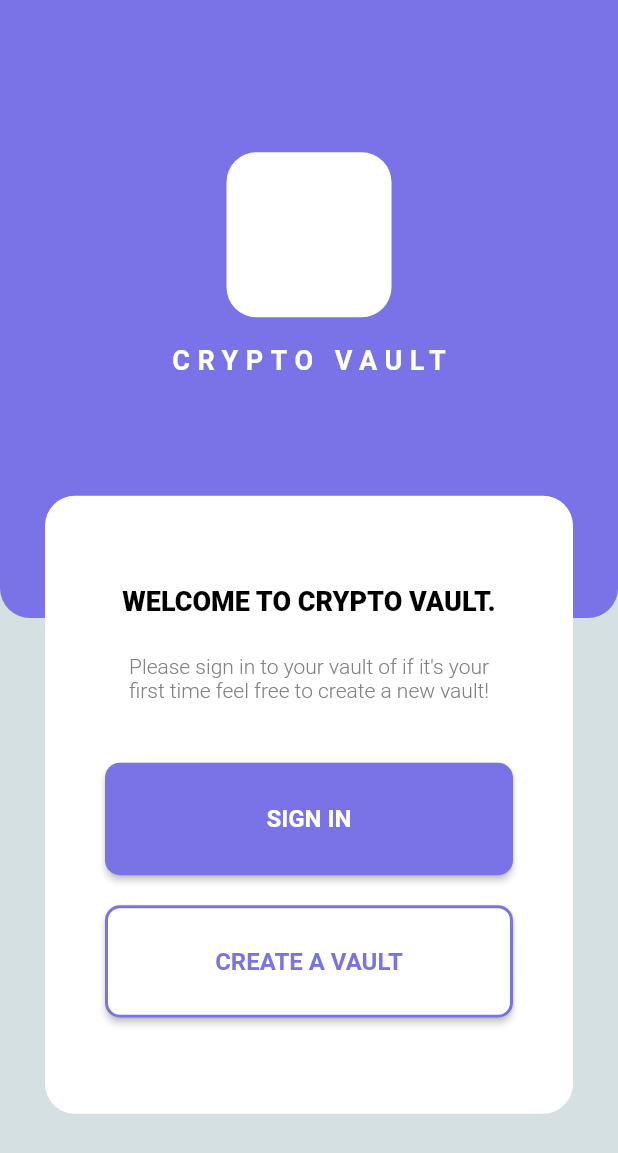
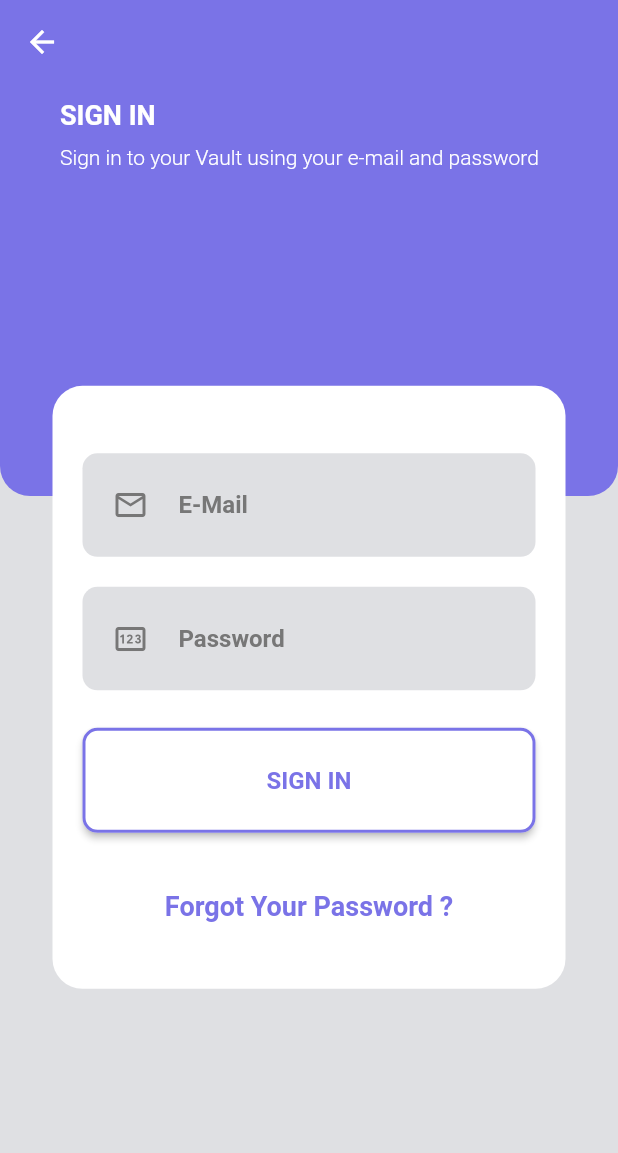
Before and after one commit to KutayYASAR/crypto_vault, a Flutter app: the screen it shows after launch, after a tap on "SIGN IN", on a phone screen of 412 x 824 dp. Shown: the top 1153 px of the screen. Run offline on Flutter 3.47's test engine with Material 2 defaults, Android fonts, the light colour scheme and no system bars.

Commit message:
first itteration of sign in screen

```diff
--- /dev/null
+++ b/lib/Screens/signin_screen.dart
@@ -0,0 +1,136 @@
+// ignore_for_file: prefer_const_constructors, prefer_const_literals_to_create_immutables
+
+import 'package:crypto_vault/constants.dart';
+import 'package:flutter/material.dart';
+
+class SignInScreen extends StatelessWidget {
+  const SignInScreen({Key? key}) : super(key: key);
+
+  @override
+  Widget build(BuildContext context) {
+    Size size = MediaQuery.of(context).size;
+    return Scaffold(
+      appBar: AppBar(
+
+        backgroundColor: kPrimaryColor,
+        elevation: 0.0,
+      ),
+      body: Container(
+        height: size.height,
+        width: double.infinity,
+        child: Stack(
+          alignment: Alignment.topCenter,
+          children: <Widget>[
+            Container(
+              decoration: const BoxDecoration(
+              color: kPrimaryColor,
+              borderRadius: BorderRadius.vertical(bottom:Radius.circular(20))
+            ) ,
+              height: size.height/3
+              ),
+            Column(
+              mainAxisAlignment: MainAxisAlignment.spaceBetween,
+              children: [
+                Padding(
+                  padding: const EdgeInsets.only(left: 40),
+                  child: Container(
+                    alignment: Alignment.topLeft,
+                    child: Column(
+                      crossAxisAlignment: CrossAxisAlignment.start,
+                      children: [
+                        Padding(
+                          padding: const EdgeInsets.only(top: 10),
+                          child: Text('SIGN IN',style: TextStyle(color: Colors.white,fontSize: 18,fontWeight: FontWeight.w700),textAlign: TextAlign.left,),
+                        ),
+                        Padding(
+                          padding: const EdgeInsets.only(top: 10),
+                          child: Text('Sign in to your Vault using your e-mail and password',style: TextStyle(color: Colors.white,fontSize: 14,fontWeight: FontWeight.w300),textAlign: TextAlign.center,),
+                        )
+                      ],
+                    )),
+                ),
+
+                Padding(
+                  padding:  EdgeInsets.fromLTRB(35,0,35,(size.height/5)),
+                  child: Container(
+                    decoration: const BoxDecoration(
+                      borderRadius: BorderRadius.all(Radius.circular(20)),
+                      color: Colors.white,
+                    ),
+                    height: size.height/2.05,
+                    width: double.infinity,
+                    child: Column(
+                      children: [
+                        Padding(
+                          padding: const EdgeInsets.fromLTRB(20,45,20,0),
+                          child: TextField(
+                            decoration: InputDecoration(
+                              border: OutlineInputBorder(
+                                borderRadius: BorderRadius.circular(10),
+                                borderSide: BorderSide(width: 0,style: BorderStyle.none)
+                              ),
+                              fillColor:kPrimaryLightColor,
+                              filled: true,
+                              hintText: 'E-Mail',
+                              contentPadding: EdgeInsets.only(top: 25,bottom: 25),
+                              hintStyle: TextStyle(color: Color.fromRGBO(119, 119, 119, 1),fontWeight: FontWeight.w600,fontSize: 16),
+                              prefixIcon: Padding(
+                                padding: const EdgeInsets.only(right: 20,left:20),
+                                child: Icon(Icons.mail_outline,size: 24,color: Color.fromRGBO(119, 119, 119, 1),),
+                              )
+
+                            ),
+
+                          ),
+                        ),
+                        Padding(
+                          padding: const EdgeInsets.fromLTRB(20,20,20,0),
+                          child: TextField(
+                            decoration: InputDecoration(
+                              border: OutlineInputBorder(
+                                borderRadius: BorderRadius.circular(10),
+                                borderSide: BorderSide(width: 0,style: BorderStyle.none)
+                              ),
+                              fillColor:kPrimaryLightColor,
+                              filled: true,
+                              hintText: 'Password',
+                              contentPadding: EdgeInsets.only(top: 25,bottom: 25),
+                              hintStyle: TextStyle(color: Color.fromRGBO(119, 119, 119, 1),fontWeight: FontWeight.w600,fontSize: 16),
+                              prefixIcon: Padding(
+                                padding: const EdgeInsets.only(right: 20,left:20),
+                                child: Icon(Icons.pin_outlined,size: 24,color: Color.fromRGBO(119, 119, 119, 1),),
+                              )
+
+                            ),
+
+                          ),
+                        ),
+                        Padding(
+                          padding: const EdgeInsets.fromLTRB(20,25,20,0),
+                          child: SizedBox(
+                            width: double.infinity,
+                            height: 70,
+                            child: ElevatedButton(onPressed: (){}, child: Text('SIGN IN',style:TextStyle(color: kPrimaryColor,fontSize: 16,fontWeight: FontWeight.w600)),
+                            style: ButtonStyle(
+                              shape: MaterialStateProperty.all<RoundedRectangleBorder>(RoundedRectangleBorder(borderRadius: BorderRadius.circular(10),side: BorderSide(color: kPrimaryColor,width: 2))),
+                              backgroundColor: MaterialStateProperty.all(Colors.white)
+
+                            ),
+                            ),
+                          ),
+                        ),
+                        Padding(
+                          padding: const EdgeInsets.only(top:25),
+                          child: TextButton(onPressed: (){}, child: Text('Forgot Your Password ?',style: TextStyle(color: kPrimaryColor,fontSize: 18,fontWeight: FontWeight.w600),)),
+                        )
+                      ]),
+                  ),
+                ),
+              ],
+            )
+          ],
+        ),
+      ),
+    );
+  }
+}
--- a/lib/Screens/Welcome/welcome_screen.dart
+++ b/lib/Screens/welcome_screen.dart
@@ -1,5 +1,6 @@
 // ignore_for_file: prefer_const_constructors, prefer_const_literals_to_create_immutables
 
+import 'package:crypto_vault/Screens/signin_screen.dart';
 import 'package:crypto_vault/constants.dart';
 import 'package:flutter/material.dart';
 
@@ -65,8 +66,10 @@ class WelcomeScreen extends StatelessWidget {
                           padding: const EdgeInsets.fromLTRB(40,40,40,0),
                           child: SizedBox(
                             width: double.infinity,
-                            height: 75,
-                            child: ElevatedButton(onPressed: (){}, child: Text('SIGN IN',style: TextStyle(color: Colors.white,fontSize: 16,fontWeight: FontWeight.w600)),
+                            height: 70,
+                            child: ElevatedButton(onPressed: (){
+                              Navigator.push(context, MaterialPageRoute(builder: (context)=> SignInScreen()));
+                            }, child: Text('SIGN IN',style: TextStyle(color: Colors.white,fontSize: 16,fontWeight: FontWeight.w600)),
                             style: ButtonStyle(
                               shape: MaterialStateProperty.all<RoundedRectangleBorder>(RoundedRectangleBorder(borderRadius: BorderRadius.circular(10))),
                               backgroundColor: MaterialStateProperty.all(kPrimaryColor)
@@ -78,7 +81,7 @@ class WelcomeScreen extends StatelessWidget {
                           padding: const EdgeInsets.fromLTRB(40,20,40,0),
                           child: SizedBox(
                             width: double.infinity,
-                            height: 75,
+                            height: 70,
                             child: ElevatedButton(onPressed: (){}, child: Text('CREATE A VAULT',style:TextStyle(color: kPrimaryColor,fontSize: 16,fontWeight: FontWeight.w600)),
                             style: ButtonStyle(
                               shape: MaterialStateProperty.all<RoundedRectangleBorder>(RoundedRectangleBorder(borderRadius: BorderRadius.circular(10),side: BorderSide(color: kPrimaryColor,width: 2))),
--- a/lib/constants.dart
+++ b/lib/constants.dart
@@ -1,4 +1,4 @@
 import 'package:flutter/material.dart';
 
 const kPrimaryColor = Color.fromRGBO(122, 115, 231, 1);
-const kPrimaryLightColor = Color.fromRGBO(213, 224, 227, 1);
+const kPrimaryLightColor = Color.fromRGBO(223, 224, 227, 1);
--- a/lib/main.dart
+++ b/lib/main.dart
@@ -1,4 +1,7 @@
-import 'package:crypto_vault/Screens/Welcome/welcome_screen.dart';
+// ignore_for_file: prefer_const_constructors
+
+import 'package:crypto_vault/Screens/signin_screen.dart';
+import 'package:crypto_vault/Screens/welcome_screen.dart';
 import 'package:crypto_vault/constants.dart';
 import 'package:flutter/material.dart';
 
```
